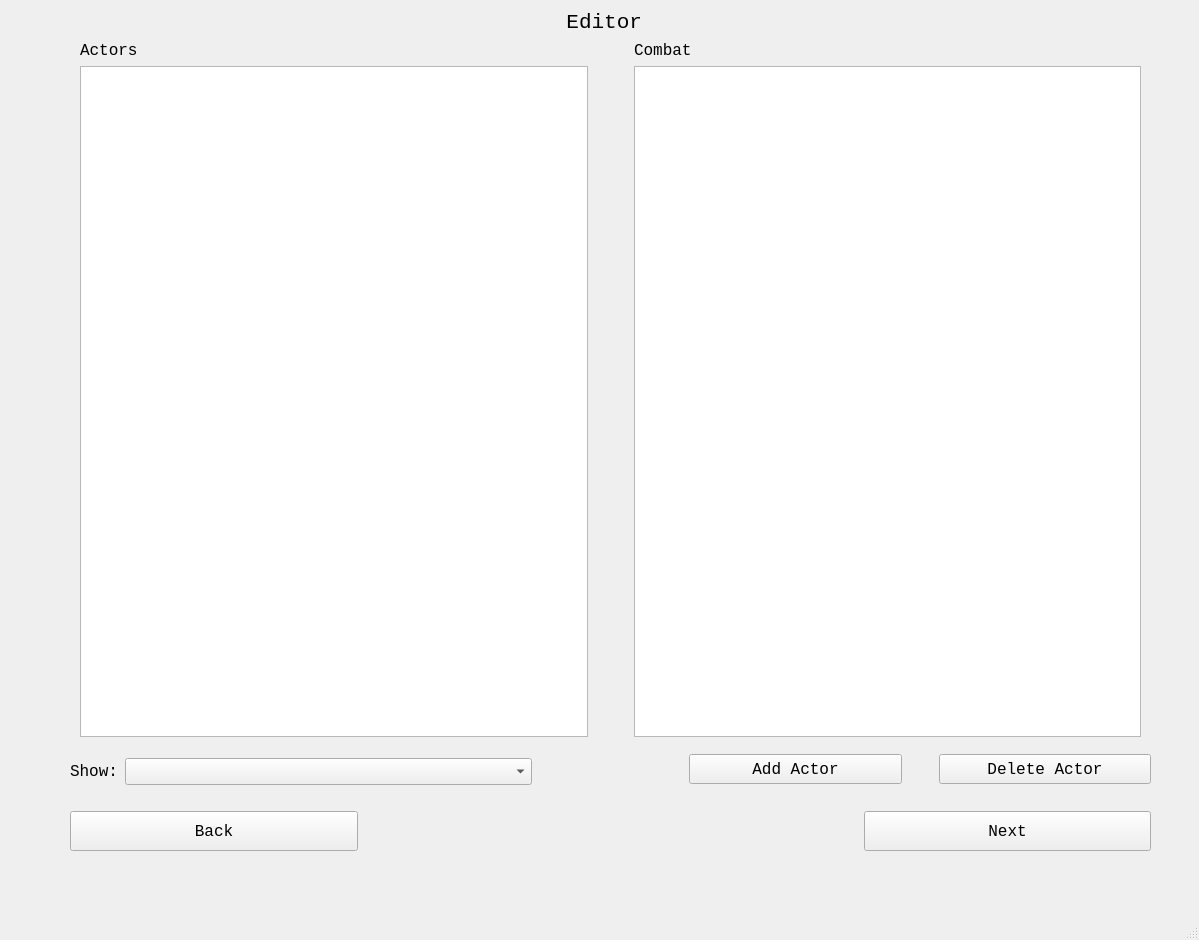
First picture: the form in Dnd-Combat-Tracker/mainwindow.ui, repository taintedbones/Dnd-Combat-Tracker, before the edit.
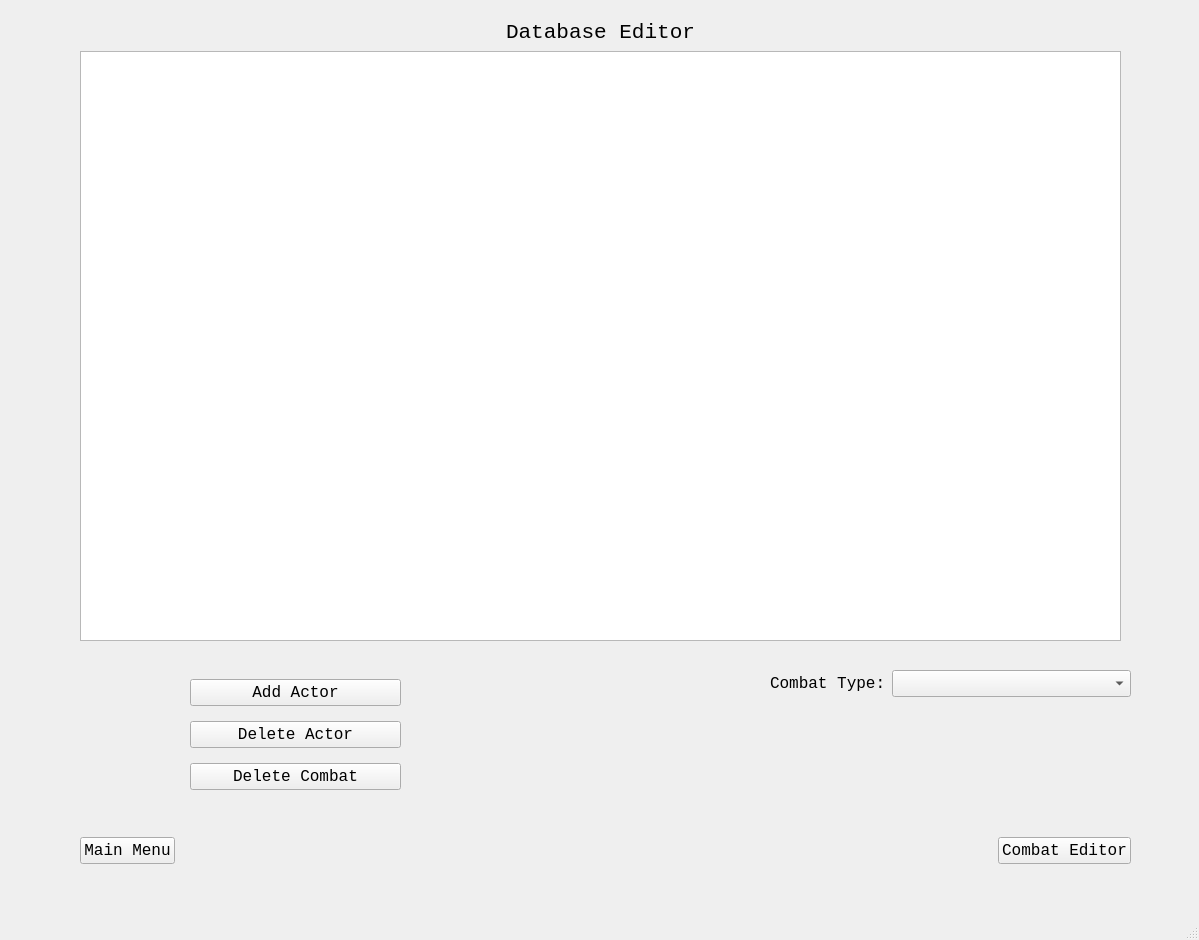
Second picture: the form after the edit.

Commit message: Added db editor page & added functionality to it's navigation buttons

Patch:
```diff
--- a/Dnd-Combat-Tracker/mainwindow.ui
+++ b/Dnd-Combat-Tracker/mainwindow.ui
@@ -30,7 +30,7 @@
      </rect>
     </property>
     <property name="currentIndex">
-     <number>1</number>
+     <number>4</number>
     </property>
     <widget class="QWidget" name="welcome_page">
      <widget class="QPushButton" name="welcomeStart_pushButton">
@@ -732,6 +732,132 @@
       </layout>
      </widget>
     </widget>
+    <widget class="QWidget" name="dbEdit_page">
+     <widget class="QWidget" name="formLayoutWidget">
+      <property name="geometry">
+       <rect>
+        <x>740</x>
+        <y>670</y>
+        <width>361</width>
+        <height>51</height>
+       </rect>
+      </property>
+      <layout class="QFormLayout" name="formLayout_2">
+       <item row="0" column="0">
+        <widget class="QLabel" name="combatType_label">
+         <property name="text">
+          <string>Combat Type:</string>
+         </property>
+        </widget>
+       </item>
+       <item row="0" column="1">
+        <widget class="QComboBox" name="combatType_comboBox"/>
+       </item>
+      </layout>
+     </widget>
+     <widget class="QWidget" name="verticalLayoutWidget_3">
+      <property name="geometry">
+       <rect>
+        <x>50</x>
+        <y>20</y>
+        <width>1041</width>
+        <height>621</height>
+       </rect>
+      </property>
+      <layout class="QVBoxLayout" name="verticalLayout_7">
+       <item>
+        <widget class="QLabel" name="dbEditTitle_label">
+         <property name="font">
+          <font>
+           <pointsize>16</pointsize>
+          </font>
+         </property>
+         <property name="text">
+          <string>Database Editor</string>
+         </property>
+         <property name="alignment">
+          <set>Qt::AlignCenter</set>
+         </property>
+        </widget>
+       </item>
+       <item>
+        <widget class="QTableView" name="dbEdit_tableView"/>
+       </item>
+      </layout>
+     </widget>
+     <widget class="QWidget" name="verticalLayoutWidget_4">
+      <property name="geometry">
+       <rect>
+        <x>160</x>
+        <y>670</y>
+        <width>211</width>
+        <height>131</height>
+       </rect>
+      </property>
+      <layout class="QVBoxLayout" name="verticalLayout_8">
+       <item>
+        <widget class="QPushButton" name="addActor_dbEdit_pushButton">
+         <property name="text">
+          <string>Add Actor</string>
+         </property>
+        </widget>
+       </item>
+       <item>
+        <widget class="QPushButton" name="deleteActor_dbEdit_pushButton">
+         <property name="text">
+          <string>Delete Actor</string>
+         </property>
+        </widget>
+       </item>
+       <item>
+        <widget class="QPushButton" name="deleteCombat_pushButton">
+         <property name="text">
+          <string>Delete Combat</string>
+         </property>
+        </widget>
+       </item>
+      </layout>
+     </widget>
+     <widget class="QWidget" name="horizontalLayoutWidget">
+      <property name="geometry">
+       <rect>
+        <x>50</x>
+        <y>830</y>
+        <width>1051</width>
+        <height>41</height>
+       </rect>
+      </property>
+      <layout class="QHBoxLayout" name="horizontalLayout">
+       <item>
+        <widget class="QPushButton" name="mainMenu_pushButton">
+         <property name="text">
+          <string>Main Menu</string>
+         </property>
+        </widget>
+       </item>
+       <item>
+        <spacer name="horizontalSpacer_8">
+         <property name="orientation">
+          <enum>Qt::Horizontal</enum>
+         </property>
+         <property name="sizeHint" stdset="0">
+          <size>
+           <width>40</width>
+           <height>20</height>
+          </size>
+         </property>
+        </spacer>
+       </item>
+       <item>
+        <widget class="QPushButton" name="combatEditor_pushButton">
+         <property name="text">
+          <string>Combat Editor</string>
+         </property>
+        </widget>
+       </item>
+      </layout>
+     </widget>
+    </widget>
    </widget>
   </widget>
   <widget class="QMenuBar" name="menubar">
```
Left out of the diff: 87 changed lines with no effect on the pictures. The commit also changes 2 other files.
